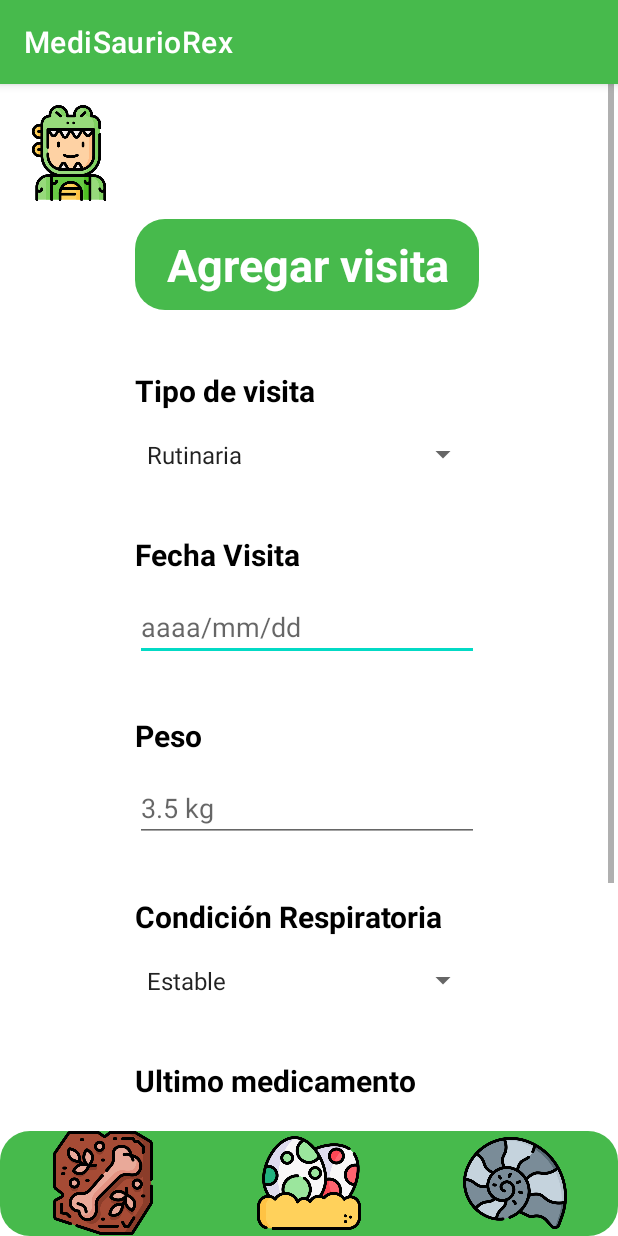
After one commit to Yassgafa/MedisaurioRex, an Android app: the AgregarVisitaActivity screen opened directly, with no data from a screen before it, on a phone screen of 412 x 824 dp. The commit adds this screen. Run offline under Robolectric (Android 15) with nearby library versions, the phone set to English and light mode, and no system bars; our stand-ins replace Room's generated code.

Commit message:
update[AgregarVisitas]: Se creó la actividad de agregar visita, la clase que manejará los datos, la base de datos y la clase dao.

```diff
--- a/app/build.gradle
+++ b/app/build.gradle
@@ -1,6 +1,7 @@
 plugins {
     id 'com.android.application'
     id 'org.jetbrains.kotlin.android'
+    id("kotlin-kapt")
 }
 
 android {
@@ -41,4 +42,6 @@ dependencies {
     testImplementation 'junit:junit:4.13.2'
     androidTestImplementation 'androidx.test.ext:junit:1.1.5'
     androidTestImplementation 'androidx.test.espresso:espresso-core:3.5.1'
+    implementation("androidx.room:room-runtime:2.6.0")
+    kapt("androidx.room:room-compiler:2.6.0")
 }
--- a/app/src/main/AndroidManifest.xml
+++ b/app/src/main/AndroidManifest.xml
@@ -12,6 +12,9 @@
         android:theme="@style/Theme.MediSaurioRex"
         tools:targetApi="31">
         <activity
+            android:name=".AgregarVisitaActivity"
+            android:exported="false" />
+        <activity
             android:name=".SplashActivity"
             android:exported="true">
             <intent-filter>
@@ -22,8 +25,7 @@
         </activity>
         <activity
             android:name=".MainActivity"
-            android:exported="false">
-        </activity>
+            android:exported="false"></activity>
         <activity
             android:name=".TipoMascotaActivity"
             android:exported="false" />
--- /dev/null
+++ b/app/src/main/java/co/edu/funlam/medisauriorex/AgregarVisitaActivity.kt
@@ -0,0 +1,99 @@
+package co.edu.funlam.medisauriorex
+
+import android.annotation.SuppressLint
+import android.content.Intent
+import androidx.appcompat.app.AppCompatActivity
+import android.os.Bundle
+import android.widget.ArrayAdapter
+import android.widget.Button
+import android.widget.EditText
+import android.widget.Spinner
+import android.widget.Toast
+import androidx.room.Room
+import java.text.SimpleDateFormat
+
+class AgregarVisitaActivity : AppCompatActivity() {
+    @SuppressLint("MissingInflatedId")
+    override fun onCreate(savedInstanceState: Bundle?) {
+        super.onCreate(savedInstanceState)
+        setContentView(R.layout.activity_agregar_visita)
+
+        val db = Room.databaseBuilder(applicationContext, AppDatabaseVisita::class.java, "room.db").allowMainThreadQueries().build()
+        val visitaDao = db.visitaDao()
+
+
+        val editTextFechaVisita = findViewById<EditText>(R.id.editTextFechaVisita)
+        val editTextPeso = findViewById<EditText>(R.id.editTextPeso)
+        val editTextUltimoMedicamento = findViewById<EditText>(R.id.editTextUltimoMedicamento)
+        val editTextNota = findViewById<EditText>(R.id.editTextNota)
+
+        //Spinner tipo visita
+        val listaTipoVisita = mutableListOf<String>()
+        val tp1 = "Rutinaria"
+        val tp2 = "Urgencia"
+        val tp3 = "Laboratorio"
+
+        listaTipoVisita.add(tp1)
+        listaTipoVisita.add(tp2)
+        listaTipoVisita.add(tp3)
+
+        //Creación del adaptador XML
+        val adaptador = ArrayAdapter(this, android.R.layout.simple_spinner_item, listaTipoVisita)
+        adaptador.setDropDownViewResource(android.R.layout.simple_spinner_dropdown_item)
+
+
+        //Configurar spinner
+        val spinner = this.findViewById<Spinner>(R.id.spinnerTipoVisita)
+        spinner.adapter = adaptador
+
+
+
+        //Spinner condicion respiratoria
+        val listaCondicionRespiratoria = mutableListOf<String>()
+        val cr1 = "Estable"
+        val cr2 = "No estable"
+
+        listaCondicionRespiratoria.add(cr1)
+        listaCondicionRespiratoria.add(cr2)
+
+
+        //Creación del adaptador XML
+        val adaptador2 = ArrayAdapter(this, android.R.layout.simple_spinner_item, listaCondicionRespiratoria)
+        adaptador.setDropDownViewResource(android.R.layout.simple_spinner_dropdown_item)
+
+
+        //Configurar spinner
+        val spinner2 = this.findViewById<Spinner>(R.id.spinnerCondicionRespiratoria)
+        spinner2.adapter = adaptador2
+
+        val btnConfirmar = findViewById<Button>(R.id.btnConfirmarVisita)
+        btnConfirmar.setOnClickListener {
+
+            if (editTextFechaVisita.text.isEmpty() && editTextPeso.text.isEmpty() && editTextUltimoMedicamento.text.isEmpty() && editTextNota.text.isEmpty()){
+
+                Toast.makeText(this, "No dejes campos vacios", Toast.LENGTH_SHORT).show()
+            }
+            else {
+
+                val formato = SimpleDateFormat("yyyy/MM/dd")
+                val tipoVisita : String = spinner.selectedItem as String
+                val fechaVisita = editTextFechaVisita.text.toString()
+                val date = formato.parse(fechaVisita)
+                val pesoMascota = editTextPeso.text.toString().toDouble()
+                val condicionR : String = spinner2.selectedItem as String
+                val ultimoMedi = editTextUltimoMedicamento.text.toString()
+                val notaVisita = editTextNota.text.toString()
+
+
+                val guardarVisita = Visita(tipoVisita, date, pesoMascota, condicionR, ultimoMedi, notaVisita)
+                visitaDao.insertAll(listOf(guardarVisita))
+
+                /*val intent = Intent(this, MainActivity::class.java)
+                startActivity(intent)*/
+
+            }
+
+        }
+
+    }
+}
--- /dev/null
+++ b/app/src/main/java/co/edu/funlam/medisauriorex/AppDatabaseVisita.kt
@@ -0,0 +1,9 @@
+package co.edu.funlam.medisauriorex
+
+import androidx.room.Database
+import androidx.room.RoomDatabase
+
+@Database(entities = arrayOf(Visita::class), version = 1)
+abstract class AppDatabaseVisita:RoomDatabase() {
+    abstract fun visitaDao():VisitaDao
+}
--- /dev/null
+++ b/app/src/main/java/co/edu/funlam/medisauriorex/Visita.kt
@@ -0,0 +1,8 @@
+package co.edu.funlam.medisauriorex
+
+import androidx.room.Entity
+import java.util.Date
+
+@Entity(tableName = "visitas")
+data class Visita (val tipoVisita:String, val fechaVisita:Date, val peso:Double, val condicionRespiratorio:String, val ultimoMedicamento:String, val nota:String){
+}
--- /dev/null
+++ b/app/src/main/java/co/edu/funlam/medisauriorex/VisitaDao.kt
@@ -0,0 +1,21 @@
+package co.edu.funlam.medisauriorex
+
+import androidx.room.Dao
+import androidx.room.Delete
+import androidx.room.Insert
+import androidx.room.Query
+
+@Dao
+interface VisitaDao {
+
+    @Query("SELECT * FROM visitas")
+    fun getAll():List<Visita>
+
+    @Insert
+    //vararg funciona para que la función reciba cantidad indefinida de parametros
+    fun insertAll(vararg visita: List<Visita>)
+
+    @Delete
+    fun delete(visita: Visita)
+
+}
--- /dev/null
+++ b/app/src/main/res/layout/activity_agregar_visita.xml
@@ -0,0 +1,285 @@
+<?xml version="1.0" encoding="utf-8"?>
+<androidx.constraintlayout.widget.ConstraintLayout xmlns:android="http://schemas.android.com/apk/res/android"
+    xmlns:app="http://schemas.android.com/apk/res-auto"
+    xmlns:tools="http://schemas.android.com/tools"
+    android:layout_width="match_parent"
+    android:layout_height="match_parent"
+    tools:context=".AgregarVisitaActivity"
+    >
+
+
+    <ImageView
+        android:id="@+id/imageView12"
+        android:layout_width="84dp"
+        android:layout_height="84dp"
+        android:layout_marginStart="4dp"
+        android:layout_marginTop="4dp"
+        android:padding="10dp"
+        android:src="@drawable/personadino"
+        app:layout_constraintStart_toStartOf="parent"
+        app:layout_constraintTop_toTopOf="parent"
+        tools:ignore="MissingConstraints"></ImageView>
+
+    <ScrollView
+        android:layout_width="409dp"
+        android:layout_height="729dp"
+        tools:layout_editor_absoluteX="1dp"
+        tools:layout_editor_absoluteY="1dp"
+        tools:ignore="MissingConstraints">
+
+        <LinearLayout
+            android:layout_width="match_parent"
+            android:layout_height="wrap_content"
+            android:orientation="vertical"
+            android:padding="50dp"
+            android:layout_margin="40dp">
+
+
+            <TextView
+                android:id="@+id/textView5"
+                android:layout_width="match_parent"
+                android:layout_height="wrap_content"
+                android:background="@drawable/redondear"
+                android:padding="10dp"
+                android:text="Agregar visita"
+                android:textAlignment="center"
+                android:textColor="@color/white"
+                android:textSize="30dp"
+                android:textStyle="bold"
+                app:layout_constraintEnd_toEndOf="parent"
+                app:layout_constraintStart_toStartOf="parent"
+                app:layout_constraintTop_toBottomOf="@+id/imageView12"
+                tools:ignore="MissingConstraints"
+                ></TextView>
+
+            <TextView
+                android:id="@+id/textView"
+                android:layout_width="match_parent"
+                android:layout_height="wrap_content"
+                android:layout_marginTop="40dp"
+                android:text="Tipo de visita"
+                android:textColor="@color/black"
+                android:textSize="20dp"
+                android:textStyle="bold"
+                app:layout_constraintEnd_toEndOf="parent"
+                app:layout_constraintHorizontal_bias="0.159"
+                app:layout_constraintStart_toStartOf="parent"
+                app:layout_constraintTop_toBottomOf="@+id/textView5"
+                tools:ignore="MissingConstraints" />
+
+            <Spinner
+                android:id="@+id/spinnerTipoVisita"
+                android:layout_width="match_parent"
+                android:layout_height="34dp"
+                android:layout_marginTop="12dp"
+                app:layout_constraintEnd_toEndOf="parent"
+                app:layout_constraintHorizontal_bias="0.41"
+                app:layout_constraintStart_toStartOf="parent"
+                app:layout_constraintTop_toBottomOf="@+id/textView"
+                tools:ignore="MissingConstraints" />
+
+            <TextView
+                android:id="@+id/textView3"
+                android:layout_width="match_parent"
+                android:layout_height="wrap_content"
+                android:layout_marginTop="36dp"
+                android:text="Fecha Visita"
+                android:textColor="@color/black"
+                android:textSize="20dp"
+                android:textStyle="bold"
+                app:layout_constraintEnd_toEndOf="parent"
+                app:layout_constraintHorizontal_bias="0.153"
+                app:layout_constraintStart_toStartOf="parent"
+                app:layout_constraintTop_toBottomOf="@+id/spinnerTipoVisita"
+                tools:ignore="MissingConstraints" />
+
+            <EditText
+                android:id="@+id/editTextFechaVisita"
+                android:layout_width="match_parent"
+                android:layout_height="wrap_content"
+                android:layout_marginTop="12dp"
+                android:ems="10"
+                android:hint="aaaa/mm/dd"
+                android:inputType="date"
+                app:layout_constraintEnd_toEndOf="parent"
+                app:layout_constraintHorizontal_bias="0.228"
+                app:layout_constraintStart_toStartOf="parent"
+                app:layout_constraintTop_toBottomOf="@+id/textView3"
+                tools:ignore="MissingConstraints" />
+
+            <TextView
+                android:id="@+id/textView4"
+                android:layout_width="match_parent"
+                android:layout_height="wrap_content"
+                android:layout_marginTop="36dp"
+                android:text="Peso"
+                android:textColor="@color/black"
+                android:textSize="20dp"
+                android:textStyle="bold"
+                app:layout_constraintEnd_toEndOf="parent"
+                app:layout_constraintHorizontal_bias="0.126"
+                app:layout_constraintStart_toStartOf="parent"
+                app:layout_constraintTop_toBottomOf="@+id/editTextFechaVisita"
+                tools:ignore="MissingConstraints" />
+
+            <EditText
+                android:id="@+id/editTextPeso"
+                android:layout_width="match_parent"
+                android:layout_height="wrap_content"
+                android:layout_marginTop="12dp"
+                android:ems="10"
+                android:hint="3.5 kg"
+                android:inputType="numberDecimal"
+                app:layout_constraintEnd_toEndOf="parent"
+                app:layout_constraintHorizontal_bias="0.213"
+                app:layout_constraintStart_toStartOf="parent"
+                app:layout_constraintTop_toBottomOf="@+id/textView4"
+                tools:ignore="MissingConstraints" />
+
+
+            <TextView
+                android:id="@+id/textViewCR"
+                android:layout_width="match_parent"
+                android:layout_height="wrap_content"
+                android:layout_marginTop="36dp"
+                android:text="Condición Respiratoria"
+                android:textColor="@color/black"
+                android:textSize="20dp"
+                android:textStyle="bold"
+                app:layout_constraintEnd_toEndOf="parent"
+                app:layout_constraintHorizontal_bias="0.126"
+                app:layout_constraintStart_toStartOf="parent"
+                app:layout_constraintTop_toBottomOf="@+id/editTextFechaVisita"
+                tools:ignore="MissingConstraints" />
+
+            <Spinner
+                android:id="@+id/spinnerCondicionRespiratoria"
+                android:layout_width="match_parent"
+                android:layout_height="34dp"
+                android:layout_marginTop="12dp"
+                app:layout_constraintEnd_toEndOf="parent"
+                app:layout_constraintHorizontal_bias="0.41"
+                app:layout_constraintStart_toStartOf="parent"
+                app:layout_constraintTop_toBottomOf="@+id/textView"
+                tools:ignore="MissingConstraints" />
+
+            <TextView
+                android:id="@+id/textViewUM"
+                android:layout_width="match_parent"
+                android:layout_height="wrap_content"
+                android:layout_marginTop="36dp"
+                android:text="Ultimo medicamento"
+                android:textColor="@color/black"
+                android:textSize="20dp"
+                android:textStyle="bold"
+                app:layout_constraintEnd_toEndOf="parent"
+                app:layout_constraintHorizontal_bias="0.126"
+                app:layout_constraintStart_toStartOf="parent"
+                app:layout_constraintTop_toBottomOf="@+id/editTextFechaVisita"
+                tools:ignore="MissingConstraints" />
+
+            <EditText
+                android:id="@+id/editTextUltimoMedicamento"
+                android:layout_width="match_parent"
+                android:layout_height="wrap_content"
+                android:layout_marginTop="12dp"
+                android:ems="10"
+                android:hint="Purgante"
+                android:inputType="numberDecimal"
+                app:layout_constraintEnd_toEndOf="parent"
+                app:layout_constraintHorizontal_bias="0.213"
+                app:layout_constraintStart_toStartOf="parent"
+                app:layout_constraintTop_toBottomOf="@+id/textView4"
+                tools:ignore="MissingConstraints" />
+
+            <TextView
+                android:id="@+id/textViewNota"
+                android:layout_width="match_parent"
+                android:layout_height="wrap_content"
+                android:layout_marginTop="36dp"
+                android:text="Nota"
+                android:textColor="@color/black"
+                android:textSize="20dp"
+                android:textStyle="bold"
+                app:layout_constraintEnd_toEndOf="parent"
+                app:layout_constraintHorizontal_bias="0.126"
+                app:layout_constraintStart_toStartOf="parent"
+                app:layout_constraintTop_toBottomOf="@+id/editTextFechaVisita"
+                tools:ignore="MissingConstraints" />
+
+            <EditText
+                android:id="@+id/editTextNota"
+                android:layout_width="match_parent"
+                android:layout_height="wrap_content"
+                android:layout_marginTop="12dp"
+                android:ems="10"
+                android:hint="La mascota..."
+                android:inputType="numberDecimal"
+                app:layout_constraintEnd_toEndOf="parent"
+                app:layout_constraintHorizontal_bias="0.213"
+                app:layout_constraintStart_toStartOf="parent"
+                app:layout_constraintTop_toBottomOf="@+id/textView4"
+                tools:ignore="MissingConstraints" />
+
+            <Button
+                android:id="@+id/btnConfirmarVisita"
+                android:layout_width="wrap_content"
+                android:layout_height="wrap_content"
+                android:layout_marginTop="44dp"
+                android:backgroundTint="@color/verdeDino"
+                android:text="Confirmar"
+                android:textSize="20dp"
+                android:textStyle="bold"
+                android:layout_gravity="center"
+                android:background="@drawable/redondear"
+                app:layout_constraintEnd_toEndOf="parent"
+                app:layout_constraintHorizontal_bias="0.498"
+                app:layout_constraintStart_toStartOf="parent"
+                app:layout_constraintTop_toBottomOf="@+id/editTextPeso"
+                tools:ignore="MissingConstraints" />
+        </LinearLayout>
+    </ScrollView>
+
+    <LinearLayout
+        style="@style/verdeStyle"
+        android:layout_width="match_parent"
+        android:layout_height="70dp"
+        android:orientation="horizontal"
+        app:layout_constraintBottom_toBottomOf="parent"
+        app:layout_constraintEnd_toEndOf="parent"
+        app:layout_constraintHorizontal_bias="0.0"
+        app:layout_constraintStart_toStartOf="parent"
+        app:layout_constraintVertical_bias="1.0"
+        tools:ignore="MissingConstraints">
+
+        <ImageView
+            android:id="@+id/imageview_RegrasarPerfilMascota"
+            android:layout_width="73dp"
+            android:layout_height="69dp"
+            android:layout_weight="1"
+            app:srcCompat="@drawable/fosil"
+            tools:ignore="MissingConstraints"
+            tools:layout_editor_absoluteX="43dp"
+            tools:layout_editor_absoluteY="631dp" />
+
+        <ImageView
+            android:id="@+id/imageView_HomePerfilMascotas"
+            android:layout_width="73dp"
+            android:layout_height="69dp"
+            android:layout_weight="1"
+            app:srcCompat="@drawable/huevos"
+            tools:ignore="MissingConstraints"
+            tools:layout_editor_absoluteX="166dp"
+            tools:layout_editor_absoluteY="634dp" />
+
+        <ImageView
+            android:id="@+id/imageView_ConfiguracionPerfilMascotas"
+            android:layout_width="73dp"
+            android:layout_height="69dp"
+            android:layout_weight="1"
+            app:srcCompat="@drawable/caracoladino"
+            tools:ignore="MissingConstraints"
+            tools:layout_editor_absoluteX="289dp"
+            tools:layout_editor_absoluteY="634dp" />
+    </LinearLayout>
+</androidx.constraintlayout.widget.ConstraintLayout>
--- a/app/src/main/res/values/colors.xml
+++ b/app/src/main/res/values/colors.xml
@@ -8,5 +8,6 @@
     <color name="black">#FF000000</color>
     <color name="white">#FFFFFFFF</color>
     <color name="verdeDino">#47BA4C</color>
+    <color name="cafeDino">#965709</color>
 
 </resources>
```
